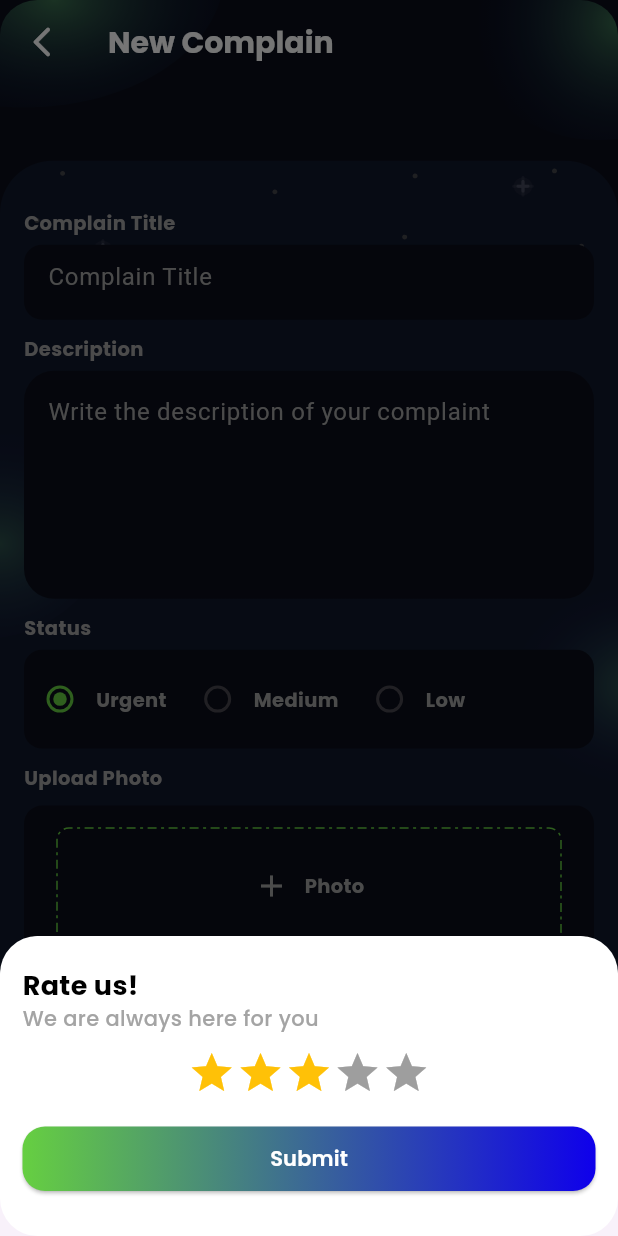
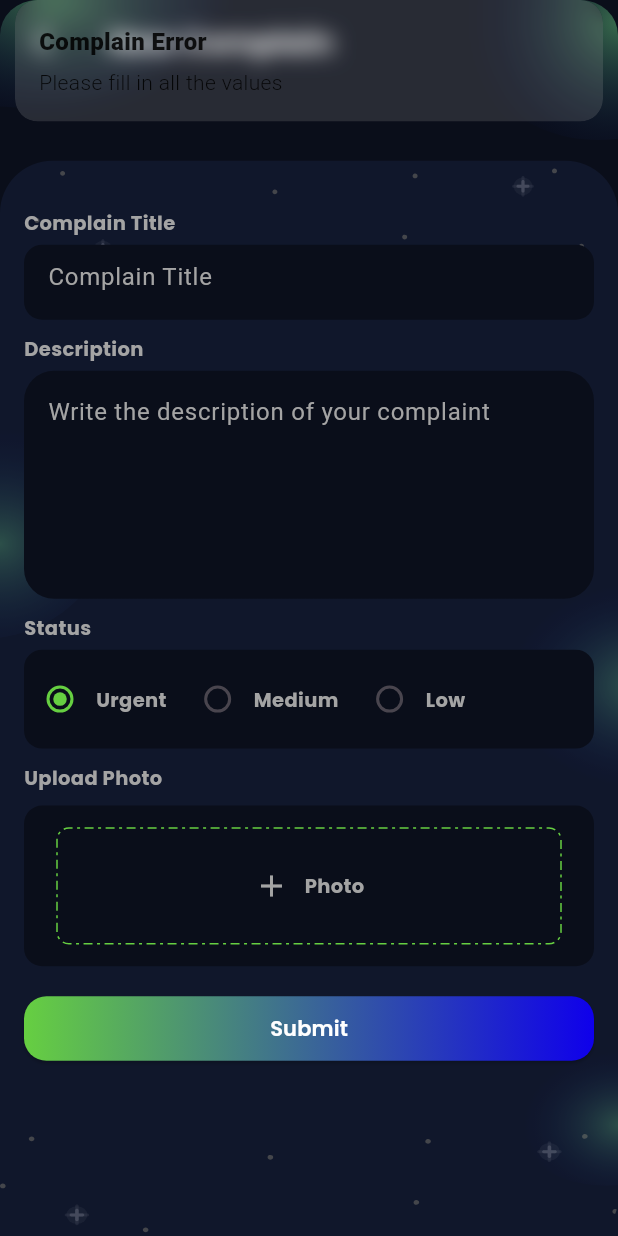
Before and after one commit to Suhaibusman/Solar_App, a Flutter app: the RegisterComplaintView screen opened directly, after a tap on "Submit", on a phone screen of 412 x 824 dp. Run offline on Flutter 3.47's test engine with Material 3 defaults, Android fonts, the phone set to English and light mode, and no system bars; drawn by our look-alikes of auto_size_text, dotted_border, flutter_rating_bar; our stand-ins replace calendar_date_picker2, carousel_slider, cloud_firestore, firebase_auth, firebase_core, firebase_storage and 7 more; missing offline and left inert: custom_clippers; accounts and stored records are empty.

Commit message:
complain done

```diff
--- a/lib/controller/change_password-controller.dart
+++ b/lib/controller/change_password-controller.dart
@@ -1,3 +1,6 @@
+
+// ignore_for_file: file_names
+
 import 'package:firebase_auth/firebase_auth.dart';
 import 'package:flutter/material.dart';
 import 'package:get/get.dart';
--- a/lib/controller/complaint_controller.dart
+++ b/lib/controller/complaint_controller.dart
@@ -1,19 +1,30 @@
 // ignore_for_file: unnecessary_null_comparison
 
+import 'dart:io';
+
 import 'package:calendar_date_picker2/calendar_date_picker2.dart';
+import 'package:cloud_firestore/cloud_firestore.dart';
+import 'package:firebase_auth/firebase_auth.dart';
 import 'package:flutter/material.dart';
 import 'package:flutter_rating_bar/flutter_rating_bar.dart';
 import 'package:get/get.dart';
+import 'package:image_picker/image_picker.dart';
 import 'package:solar_app/utils/constants/app_constant.dart';
 import 'package:solar_app/utils/themes/color_theme.dart';
 import 'package:solar_app/utils/widgets/custom_button.dart';
 import 'package:solar_app/utils/widgets/text_widget.dart';
 import 'package:solar_app/view/nav_bar/complaint_details/complaint_confirmation_view.dart';
-
+import 'package:firebase_storage/firebase_storage.dart';
 class ComplaintController extends GetxController {
   var selectedValue = 'Urgent'.obs;
 
+final FirebaseFirestore firestore = FirebaseFirestore.instance;
   RxList<DateTime> selectedDates = <DateTime>[].obs;
+  RxString imagePath = "".obs;
+  TextEditingController titleController = TextEditingController();
+  TextEditingController descriptionController = TextEditingController();
+  String status = "Pending"; // Default status
+  String userUid = FirebaseAuth.instance.currentUser!.uid;
   List<DateTime> multiDatePickerValueWithDefaultValue = [];
 
   void addDate(DateTime date) {
@@ -83,7 +94,7 @@ class ComplaintController extends GetxController {
                   height: 43,
                   mywidth: 1,
                   onPressed: () {
-                    Get.to(ComplaintConfirmationView());
+                    Get.to(const ComplaintConfirmationView());
                   },
                   child: 'Submit',
                   gradientColors: [
@@ -98,4 +109,68 @@ class ComplaintController extends GetxController {
       },
     );
   }
+
+
+
+
+
+  void addComplain() async {
+  try {
+    if (titleController.text.isEmpty || descriptionController.text.isEmpty) {
+      Get.snackbar("Complain Error", "Please fill in all the values");
+    } else if (imagePath.isEmpty) {
+      Get.snackbar("Complain Error", "Please upload your image");
+    } else {
+      String complainNumber = generateComplaintNumber();
+      String currentLoginUid = FirebaseAuth.instance.currentUser!.uid;
+
+      // Upload image to Firebase Storage
+      UploadTask uploadImage = FirebaseStorage.instance
+          .ref()
+          .child("complain")
+          .child(currentLoginUid)
+          .putFile(File(imagePath.value));
+
+      TaskSnapshot taskSnapshot = await uploadImage;
+      String downloadUrl = await taskSnapshot.ref.getDownloadURL();
+
+      // Prepare data to be added to Firestore
+      Map<String, dynamic> complainData = {
+        'title': titleController.text,
+        'description': descriptionController.text,
+        'status': selectedValue.value,
+        'complaintNumber': complainNumber,
+        'complainpicture': downloadUrl,
+        'timestamp': FieldValue.serverTimestamp(),
+      };
+
+      // Add data to Firestore
+      await firestore
+          .collection("users")
+          .doc(userUid)
+          .collection("complain")
+          .add(complainData);
+
+      // Clear text fields after submitting the complaint
+      titleController.clear();
+      descriptionController.clear();
+    }
+  } catch (e) {
+    Get.snackbar("Error", e.toString());
+  }
 }
+ String generateComplaintNumber() {
+    // Generate a random complaint number based on current timestamp
+    DateTime now = DateTime.now();
+    String timestamp = now.microsecondsSinceEpoch.toString();
+    return 'CMP$timestamp';
+  }
+
+  Future getImage()async{
+    final ImagePicker picker= ImagePicker();
+    final image = await picker.pickImage(source: ImageSource.gallery);
+    if(image!=null){
+      imagePath.value = image.path.toString();
+    }
+  }
+}
--- a/lib/controller/login_controller.dart
+++ b/lib/controller/login_controller.dart
@@ -5,7 +5,7 @@ import 'package:get/get.dart';
 import 'package:solar_app/data.dart';
 import 'package:solar_app/utils/constants/image_constant.dart';
 import 'package:solar_app/utils/widgets/nav_bar.dart';
-import 'package:solar_app/view/nav_bar/home/home_view.dart';
+
 
 
 class LoginController extends GetxController {
--- a/lib/controller/maintainance_controller.dart
+++ b/lib/controller/maintainance_controller.dart
@@ -36,6 +36,7 @@ class MaintainanceController extends GetxController {
 
     return CalendarDatePicker2(
       config: config,
+      // ignore: unnecessary_null_comparison
       value: selectedDates.where((date) => date != null).toList(),
       onValueChanged: (dates) {},
     );
--- a/lib/controller/nav_bar_controller.dart
+++ b/lib/controller/nav_bar_controller.dart
@@ -32,13 +32,13 @@ class BottomNavBarController extends GetxController {
         _currentScreen = HomeView( userName: currentLoginedName ?? box.read("currentloginedName"));
         break;
       case 1:
-        _currentScreen = TrackLocationView();
+        _currentScreen = const TrackLocationView();
         break;
       case 2:
         _currentScreen = ProductView();
         break;
       case 3:
-        _currentScreen = ComplaintsView();
+        _currentScreen = const ComplaintsView();
         break;
       case 4:
         _currentScreen = ProfileView();
--- a/lib/data.dart
+++ b/lib/data.dart
@@ -7,5 +7,6 @@ class MyAppInitializer {
 
     // Additional initialization logic can be added here
   }}
+// ignore: prefer_typing_uninitialized_variables
 var currentLoginUid;
 String? currentLoginedName;
--- a/lib/view/nav_bar/change_password/change_password_view.dart
+++ b/lib/view/nav_bar/change_password/change_password_view.dart
@@ -117,7 +117,7 @@ class ChangePasswordView extends StatelessWidget {
                         largeSpace,
                         Center(
                           child: Obx(() {
-                            return changePasswordController.loading.value? CircularProgressIndicator() : CustomButton(
+                            return changePasswordController.loading.value? const CircularProgressIndicator() : CustomButton(
                                 borderRadius: BorderRadius.circular(15),
                                 height: 43,
                                 mywidth: 0.75,
--- a/lib/view/nav_bar/complaint_details/reg_complaint_view.dart
+++ b/lib/view/nav_bar/complaint_details/reg_complaint_view.dart
@@ -1,3 +1,5 @@
+import 'dart:io';
+
 import 'package:dotted_border/dotted_border.dart';
 import 'package:flutter/material.dart';
 import 'package:flutter_svg/svg.dart';
@@ -66,6 +68,7 @@ class RegisterComplaintView extends StatelessWidget {
                           color: primarycolor,
                           borderRadius: BorderRadius.circular(12)),
                       child: TextField(
+                        controller: complaintController.titleController,
                         decoration: InputDecoration(
                           hintText: 'Complain Title',
                           hintStyle: TextStyle(color: lightPrimaryTextColor),
@@ -73,8 +76,7 @@ class RegisterComplaintView extends StatelessWidget {
                           border: InputBorder.none,
                           contentPadding: const EdgeInsets.all(16.0),
                         ),
-                        style:
-                            const TextStyle(color: Colors.white),
+                        style: const TextStyle(color: Colors.white),
                       ),
                     ),
                     smallSpace,
@@ -94,6 +96,7 @@ class RegisterComplaintView extends StatelessWidget {
                         ),
                       ),
                       child: TextField(
+                        controller: complaintController.descriptionController,
                         maxLines: 5,
                         decoration: InputDecoration(
                           hintText: 'Write the description of your complaint',
@@ -102,8 +105,7 @@ class RegisterComplaintView extends StatelessWidget {
                           border: InputBorder.none,
                           contentPadding: const EdgeInsets.all(16.0),
                         ),
-                        style:
-                            const TextStyle(color: Colors.white),
+                        style: const TextStyle(color: Colors.white),
                       ),
                     ),
                     smallSpace,
@@ -192,12 +194,25 @@ class RegisterComplaintView extends StatelessWidget {
                         fontWeight: FontWeight.w700,
                         fontSize: 13),
                     smallSpace,
-                    Container(
+                    Obx(() {
+                      return InkWell(
+                        onTap: () {
+                          complaintController.getImage();
+                        },
+                        child: Container(
                             padding: const EdgeInsets.symmetric(
                                 horizontal: 14, vertical: 15),
                             height: Get.height * 0.13,
                             width: Get.width * 1,
                             decoration: BoxDecoration(
+                              image: DecorationImage(
+                                image: complaintController.imagePath.isNotEmpty
+                                    ? FileImage(
+                                            File(complaintController.imagePath.value))
+                                    : const AssetImage('assets/default.png')
+                                        as ImageProvider<Object>,
+                                fit: BoxFit.cover,
+                              ),
                               borderRadius: BorderRadius.circular(12),
                               color: primarycolor,
                             ),
@@ -213,7 +228,8 @@ class RegisterComplaintView extends StatelessWidget {
                                 child: Row(
                                   mainAxisAlignment: MainAxisAlignment.center,
                                   children: [
-                                Icon(Icons.add, color: lightPrimaryTextColor),
+                                    Icon(Icons.add,
+                                        color: lightPrimaryTextColor),
                                     smallSpaceh,
                                     ctext(
                                         text: "Photo",
@@ -224,13 +240,16 @@ class RegisterComplaintView extends StatelessWidget {
                                 ),
                               ),
                             )),
+                      );
+                    }),
                     mediumSpace,
                     CustomButton(
                         borderRadius: BorderRadius.circular(15),
                         height: 43,
                         mywidth: 1,
                         onPressed: () {
-                          complaintController.lodgeComplain(context);
+                           complaintController.addComplain();
+                          // complaintController.lodgeComplain(context);
                         },
                         child: 'Submit',
                         gradientColors: [btnPrimaryColor, btnSecondaryColor],
--- a/lib/view/nav_bar/maintainance/maintainance_view.dart
+++ b/lib/view/nav_bar/maintainance/maintainance_view.dart
@@ -151,7 +151,7 @@ class MaintainanceView extends StatelessWidget {
                           fontSize: 14,
                           fontWeight: FontWeight.w500,
                           color: lightPrimaryTextColor),
-                      Divider(),
+                      const Divider(),
                       Container(
                         padding: EdgeInsets.zero,
                         height: Get.height * 0.33,
@@ -160,7 +160,7 @@ class MaintainanceView extends StatelessWidget {
                         child: maintainanceController
                             .buildDefaultMultiDatePickerWithValue(),
                       ),
-                      Divider(),
+                      const Divider(),
                     ]).paddingSymmetric(horizontal: 16, vertical: 12)),
               ),
             )
--- a/lib/view/nav_bar/track_location/track_location_view.dart
+++ b/lib/view/nav_bar/track_location/track_location_view.dart
@@ -91,7 +91,7 @@ class TrackLocationView extends StatelessWidget {
                                       fontWeight: FontWeight.w500,
                                       color: lightPrimaryTextColor,
                                       fontSize: 12),
-                                  Spacer(),
+                                  const Spacer(),
                                   Icon(CupertinoIcons.phone_circle_fill,
                                       color: btnPrimaryColor),
                                   extraSmallSpace,
--- a/pubspec.yaml
+++ b/pubspec.yaml
@@ -50,6 +50,9 @@ dependencies:
   cloud_firestore: ^4.13.2
   firebase_auth: ^4.14.1
   get_storage: ^2.1.1
+  firebase_database: ^10.3.6
+  firebase_storage: ^11.5.3
+  image_picker: ^1.0.4
 
 dev_dependencies:
   flutter_test:
@@ -78,6 +81,7 @@ flutter:
     - assets/images/
     - assets/icons/
     - assets/svgs/
+    - assets/
 
   # An image asset can refer to one or more resolution-specific "variants", see
   # https://flutter.dev/assets-and-images/#resolution-aware
```
Also changed, not shown: assets/default.png (added), pubspec.lock, 5 other files. Lines whose indentation alone changed are shown as unchanged.
